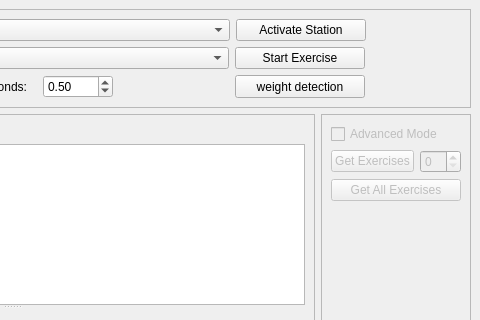
Qt form src/station_manager/layouts/station_selection_ui.ui (tedseb/RWTH-UKA-Pose-estimation) before a commit; both pictures show x 301 to 781 and y 0 to 320 of the 781 by 440 pixel window.
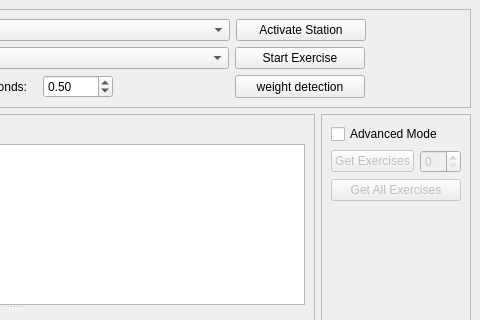
The same form after that commit.

What changed in the file:
```diff
--- a/src/station_manager/layouts/station_selection_ui.ui
+++ b/src/station_manager/layouts/station_selection_ui.ui
@@ -510,7 +510,7 @@
            <item row="0" column="0">
             <widget class="QCheckBox" name="checkBox">
              <property name="enabled">
-              <bool>false</bool>
+              <bool>true</bool>
              </property>
              <property name="text">
               <string>Advanced Mode</string>
```
Left out of the diff: 2 changed lines with no effect on the pictures.
